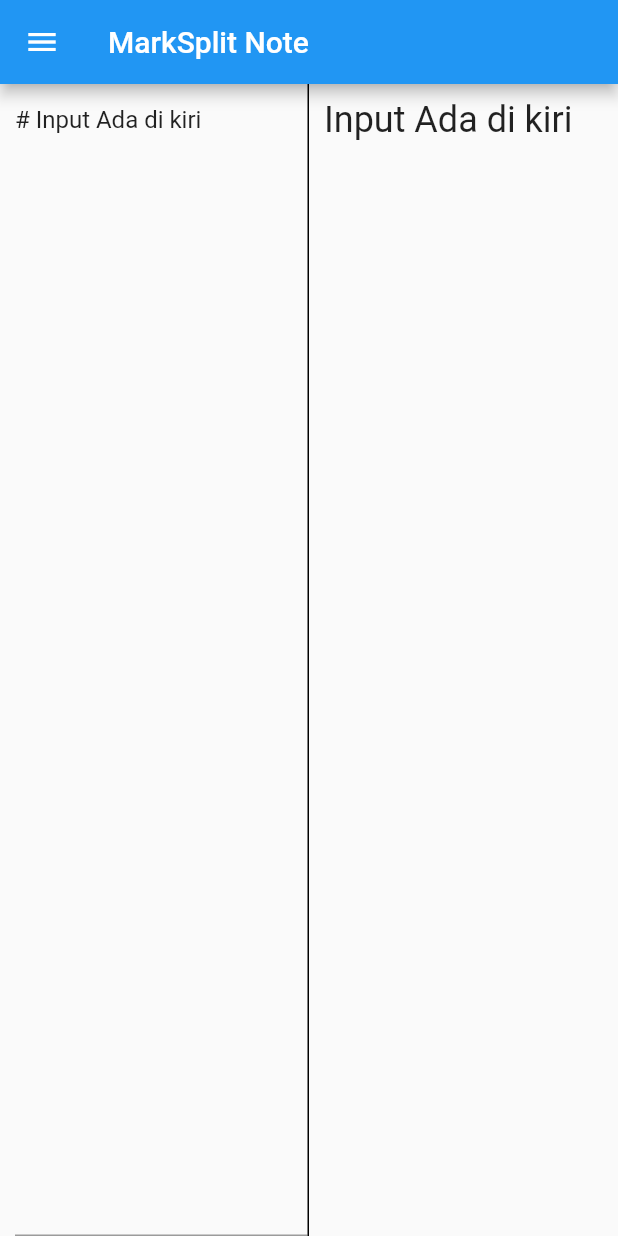
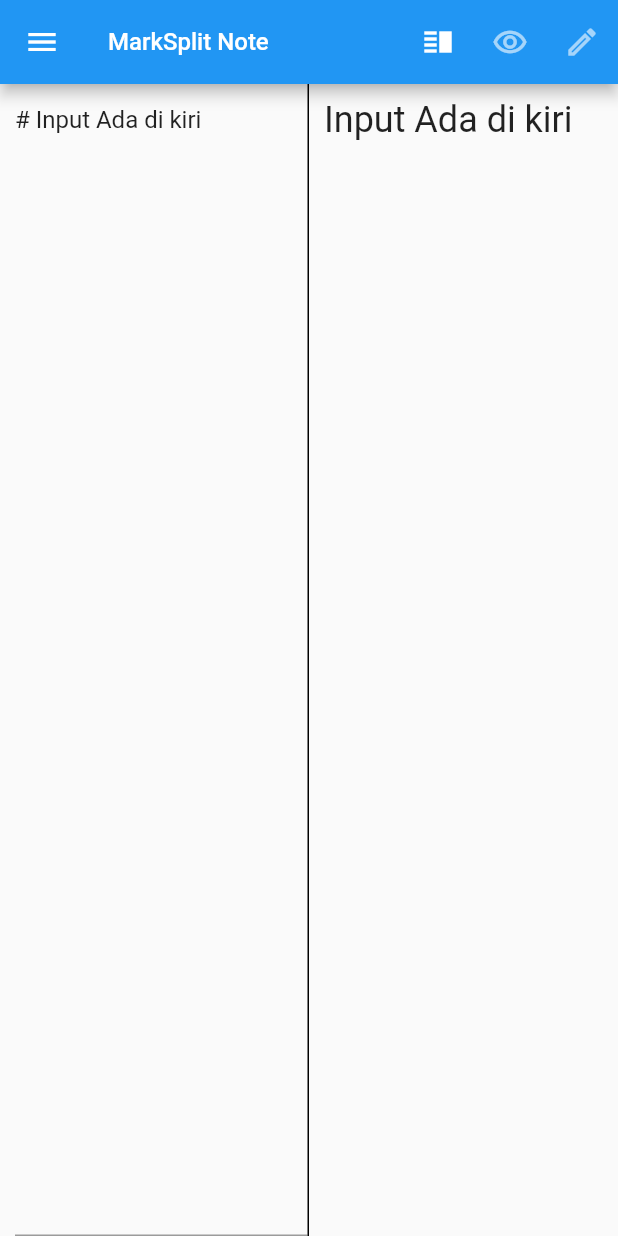
Before and after one commit to oktoala/marksplit-note, a Flutter app: the screen it shows after launch, on a phone screen of 412 x 824 dp. Run offline on Flutter 3.47's test engine with Material 2 defaults, Android fonts, the phone set to English and light mode, and no system bars; our stand-ins replace flutter_markdown.

Commit message:
Add action button

```diff
--- /dev/null
+++ b/assets/cfg/config.json
@@ -0,0 +1,4 @@
+{
+    "view": "split",
+    "lastFile": "makan"
+}
--- a/lib/home.dart
+++ b/lib/home.dart
@@ -18,6 +18,10 @@
   final TextEditingController controller = TextEditingController();
   late List<String> listItem = [];
   var namaFile = "test";
+  late double halfWidth = MediaQuery.of(context).size.width / 2;
+  late double textInputWidth = MediaQuery.of(context).size.width / 2;
+  late double mdPreviewWidth = MediaQuery.of(context).size.width / 2;
+  String currentView = "split";
 
   Future<File> onWrite() {
     setState(() {});
@@ -53,7 +57,39 @@
     return Scaffold(
       drawer: drawer(),
       appBar: AppBar(
-        title: Text("MarkSplit Note"),
+        actions: [
+          iconAction(() {
+            setState(() {
+              textInputWidth = halfWidth;
+              mdPreviewWidth = halfWidth;
+              currentView = "split";
+            });
+          },
+              currentView == "split"
+                  ? Icons.vertical_split
+                  : Icons.vertical_split_outlined),
+          iconAction(() {
+            setState(() {
+              textInputWidth = 0;
+              mdPreviewWidth = halfWidth * 2;
+              currentView = "read";
+            });
+          },
+              currentView == "read"
+                  ? Icons.remove_red_eye
+                  : Icons.remove_red_eye_outlined),
+          iconAction(() {
+            setState(() {
+              textInputWidth = halfWidth * 2;
+              mdPreviewWidth = 0;
+              currentView = "write";
+            });
+          }, currentView == "write" ? Icons.create : Icons.create_outlined)
+        ],
+        title: Text(
+          "MarkSplit Note",
+          style: TextStyle(fontSize: 16),
+        ),
       ),
       body: SafeArea(
         child: Row(
@@ -69,7 +105,8 @@
         child: Container(
             padding: EdgeInsets.only(left: 10, top: 2),
             decoration: BoxDecoration(
-          border: Border(right: BorderSide(width: 1, color: Colors.black))),
+                border:
+                    Border(right: BorderSide(width: 1, color: Colors.black))),
             child: TextFormField(
               onChanged: (text) {
                 onWrite();
@@ -81,13 +118,12 @@
               maxLines: null,
               expands: true,
             ),
-      width: MediaQuery.of(context).size.width / 2,
-    ));
+            width: textInputWidth));
   }
 
   Widget markdownPreview(BuildContext context) {
     return Container(
-        width: MediaQuery.of(context).size.width / 2,
+        width: mdPreviewWidth,
         child: Markdown(
           padding: EdgeInsets.all(10),
           data: controller.text,
@@ -115,4 +151,13 @@
       ],
     ));
   }
+
+  Widget iconAction(void Function() onpressed, IconData icon) {
+    return IconButton(
+        onPressed: onpressed,
+        icon: Icon(
+          icon,
+          color: icon.codePoint > 60000 ? Colors.white60 : Colors.white,
+        ));
   }
+}
--- a/lib/main.dart
+++ b/lib/main.dart
@@ -3,7 +3,7 @@
 import 'home.dart';
 import 'package:markdown_note/model/storage.dart';
 
-void main() {
+void main() async {
   runApp(MyApp());
 }
 
--- a/pubspec.yaml
+++ b/pubspec.yaml
@@ -35,6 +35,8 @@
 # following page: https://dart.dev/tools/pub/pubspec
 # The following section is specific to Flutter.
 flutter:
+  assets:
+    - assets/cfg/
 
   # The following line ensures that the Material Icons font is
   # included with your application, so that you can use the icons in
```
Lines whose indentation alone changed are shown as unchanged.
